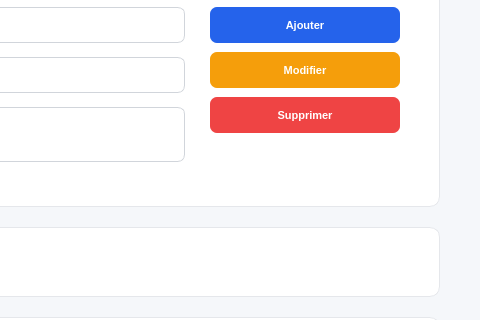
This is ui/sortie.ui in Bilaltarbaoui/CLMS as Qt 5 draws it before an edit; both pictures show x 720 to 1200 and y 118 to 438 of the 1200 by 800 pixel window. The edited form follows.
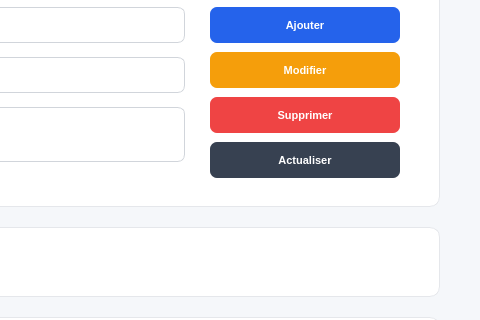
This is the edited form.

```diff
--- a/ui/sortie.ui
+++ b/ui/sortie.ui
@@ -411,6 +411,32 @@
  </property>
 </widget>
 
+<!-- ACTUALISER -->
+
+<widget class="QPushButton" name="btnActualiser">
+ <property name="geometry">
+  <rect>
+   <x>890</x>
+   <y>155</y>
+   <width>190</width>
+   <height>36</height>
+  </rect>
+ </property>
+
+ <property name="styleSheet">
+  <string notr="true">QPushButton {
+background-color: #374151;
+color: white;
+}
+
+QPushButton:hover {
+background-color: #1F2937;
+}</string> </property>
+
+ <property name="text">
+  <string>Actualiser</string>
+ </property>
+</widget>
 
    </widget>
 
```
